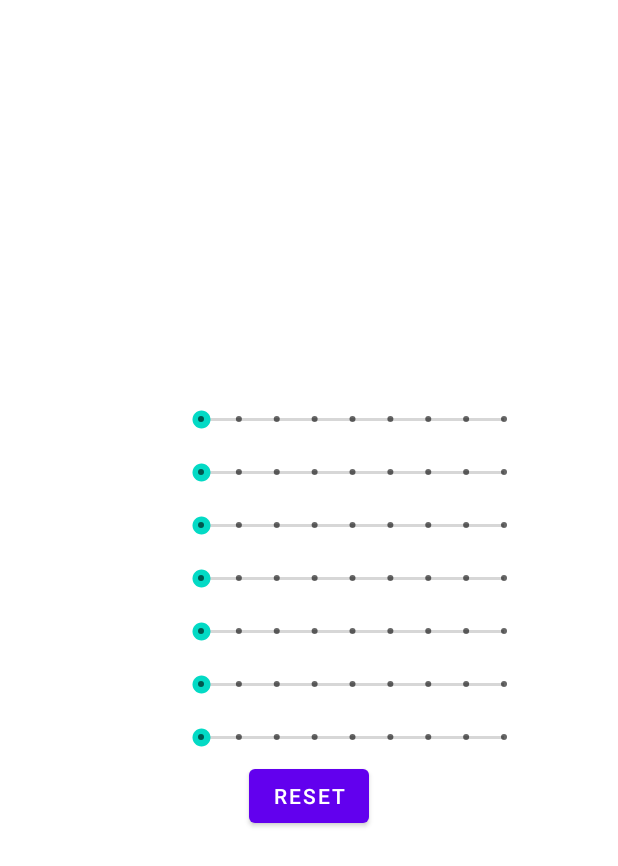
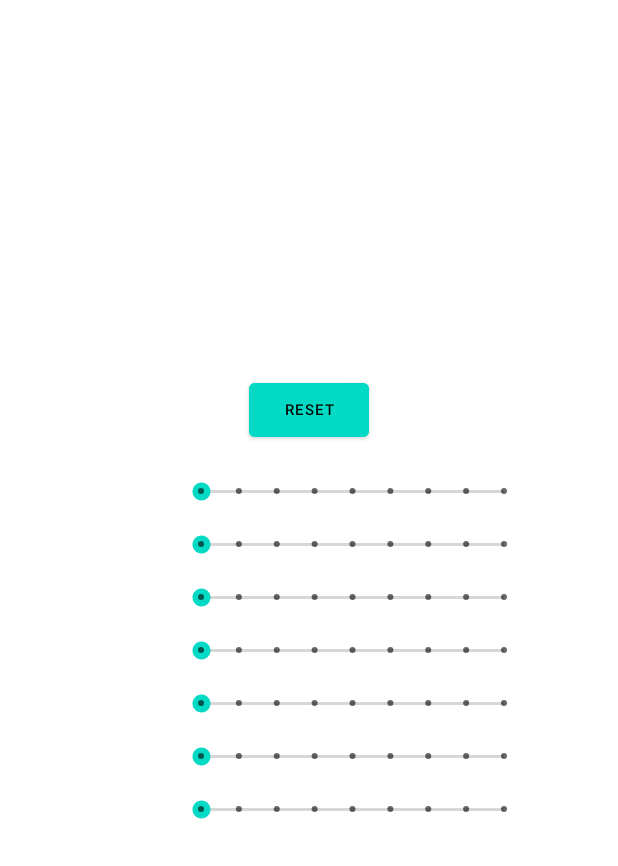
Before and after one commit to MCA-2021-Team-4/facemoji, an Android app: the layout weight_option.xml on its own in the app's theme, with its tools: preview values and no code run, on a phone screen of 412 x 824 dp. Shown: the top 866 px of the screen. Run offline under Robolectric (Android 15) with nearby library versions, the phone set to English and light mode, and no system bars.

Commit message:
Modify details of weigh reset, including location, string, color, ...

```diff
--- a/android/app/src/main/res/layout/weight_option.xml
+++ b/android/app/src/main/res/layout/weight_option.xml
@@ -1,17 +1,30 @@
 <?xml version="1.0" encoding="utf-8"?>
 <LinearLayout xmlns:android="http://schemas.android.com/apk/res/android"
+    xmlns:app="http://schemas.android.com/apk/res-auto"
     android:orientation="vertical"
     android:gravity="center"
     android:layout_gravity="center"
-    android:layout_marginLeft="60dp"
-    android:layout_marginRight="60dp"
     android:layout_width="match_parent"
     android:layout_height="match_parent">
+
+        <Button
+            android:id="@+id/button_reset"
+            android:layout_width="80dp"
+            android:layout_height="wrap_content"
+            android:backgroundTint="@color/teal_200"
+            android:textColor="@color/black"
+            android:layout_marginBottom="10dp"
+            android:text="@string/reset"
+            android:textSize="10sp"/>
+
+
 
     <LinearLayout
         android:orientation="horizontal"
         android:layout_width="match_parent"
         android:layout_height="30dp"
+        android:layout_marginLeft="60dp"
+        android:layout_marginRight="60dp"
         android:gravity="center"
         android:layout_marginTop="5dp">
 
@@ -37,6 +50,8 @@
         android:orientation="horizontal"
         android:layout_width="match_parent"
         android:layout_height="30dp"
+        android:layout_marginLeft="60dp"
+        android:layout_marginRight="60dp"
         android:gravity="center"
         android:layout_marginTop="5dp">
 
@@ -62,6 +77,8 @@
         android:orientation="horizontal"
         android:layout_width="match_parent"
         android:layout_height="30dp"
+        android:layout_marginLeft="60dp"
+        android:layout_marginRight="60dp"
         android:gravity="center"
         android:layout_marginTop="5dp">
 
@@ -87,6 +104,8 @@
         android:orientation="horizontal"
         android:layout_width="match_parent"
         android:layout_height="30dp"
+        android:layout_marginLeft="60dp"
+        android:layout_marginRight="60dp"
         android:gravity="center"
         android:layout_marginTop="5dp">
 
@@ -112,6 +131,8 @@
         android:orientation="horizontal"
         android:layout_width="match_parent"
         android:layout_height="30dp"
+        android:layout_marginLeft="60dp"
+        android:layout_marginRight="60dp"
         android:gravity="center"
         android:layout_marginTop="5dp">
 
@@ -137,6 +158,8 @@
         android:orientation="horizontal"
         android:layout_width="match_parent"
         android:layout_height="30dp"
+        android:layout_marginLeft="60dp"
+        android:layout_marginRight="60dp"
         android:gravity="center"
         android:layout_marginTop="5dp">
 
@@ -162,6 +185,8 @@
         android:orientation="horizontal"
         android:layout_width="match_parent"
         android:layout_height="30dp"
+        android:layout_marginLeft="60dp"
+        android:layout_marginRight="60dp"
         android:gravity="center"
         android:layout_marginTop="5dp">
 
@@ -182,15 +207,11 @@
             android:progress="0" />
     </LinearLayout>
 
-    <Button
-        android:id="@+id/button_reset"
-        android:layout_width="80dp"
-        android:layout_height="wrap_content"
-        android:text="Reset" />
-
     <FrameLayout
         android:id="@+id/camera_frame"
-        android:layout_marginTop="10dp"
+        android:layout_marginTop="20dp"
+        android:layout_marginLeft="60dp"
+        android:layout_marginRight="60dp"
         android:layout_width="match_parent"
         android:layout_height="wrap_content">
     </FrameLayout>
--- a/android/app/src/main/res/values/strings.xml
+++ b/android/app/src/main/res/values/strings.xml
@@ -13,4 +13,5 @@
     <string name="select_as_default">Select Facemoji as default</string>
     <string name="emotion_weight">Customize emotion</string>
     <string name="test_here">Test Here!</string>
+    <string name="reset">Reset</string>
 </resources>
```
Also changed, not shown: 1 other file.
